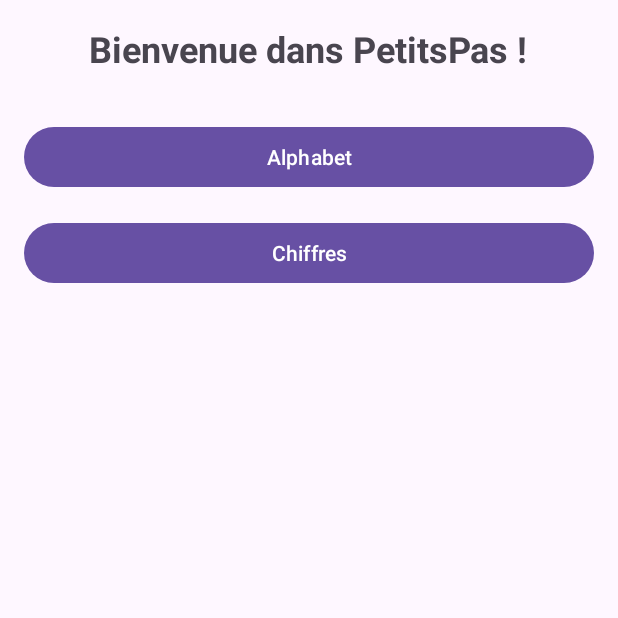
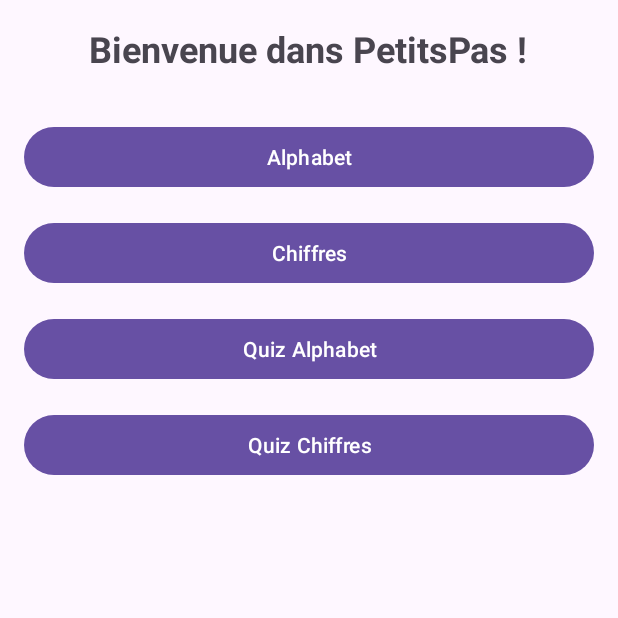
Before and after one commit to nadiatrabls/PetitsPas, an Android app: the screen it shows after launch (MainActivity), on a phone screen of 412 x 824 dp, the top half of it. Run offline under Robolectric (Android 15) with nearby library versions, the phone set to English and light mode, and no system bars.

Commit message:
android app modifs

```diff
--- a/app/src/main/java/com/example/petitspas/MainActivity.java
+++ b/app/src/main/java/com/example/petitspas/MainActivity.java
@@ -17,9 +17,10 @@ public class MainActivity extends AppCompatActivity {
         // Bouttons
         Button btnAlphabet = findViewById(R.id.btnAlphabet);
         Button btnChiffres = findViewById(R.id.btnChiffres);
+        Button btnQuizAlphabet = findViewById(R.id.btnQuizAlphabet);
+        Button btnQuizChiffres = findViewById(R.id.btnQuizChiffres);
 
 
-        // ✅ Lancer AlphabetActivity
         btnAlphabet.setOnClickListener(view -> {
             Intent intent = new Intent(MainActivity.this, AlphabetActivity.class);
             startActivity(intent);
@@ -29,6 +30,14 @@ public class MainActivity extends AppCompatActivity {
             Intent intent = new Intent(MainActivity.this, ChiffresActivity.class);
             startActivity(intent);
         });
+        btnQuizAlphabet.setOnClickListener(v -> {
+            Intent intent = new Intent(MainActivity.this, QuizAlphabetActivity.class);
+            startActivity(intent);
+        });
 
+        btnQuizChiffres.setOnClickListener(v -> {
+            Intent intent = new Intent(MainActivity.this, QuizChiffresActivity.class);
+            startActivity(intent);
+        });
     }
 }
--- a/app/src/main/res/layout/activity_main.xml
+++ b/app/src/main/res/layout/activity_main.xml
@@ -30,6 +30,19 @@
             android:layout_width="match_parent"
             android:layout_height="wrap_content"
             android:layout_marginTop="16dp" />
+        <Button
+            android:id="@+id/btnQuizAlphabet"
+            android:text="Quiz Alphabet"
+            android:layout_width="match_parent"
+            android:layout_height="wrap_content"
+            android:layout_marginTop="16dp" />
+
+        <Button
+            android:id="@+id/btnQuizChiffres"
+            android:text="Quiz Chiffres"
+            android:layout_width="match_parent"
+            android:layout_height="wrap_content"
+            android:layout_marginTop="16dp" />
 
 
 
```
Also changed, not shown: app/src/main/java/com/example/petitspas/AlphabetActivity.java (+7 -4 lines).
